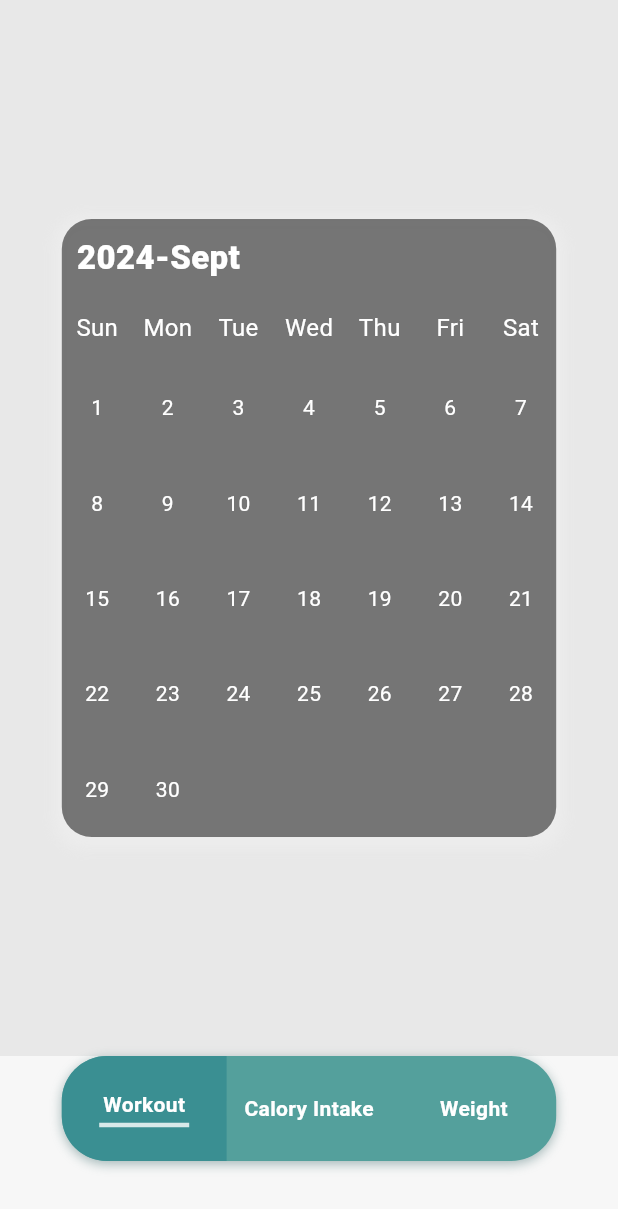
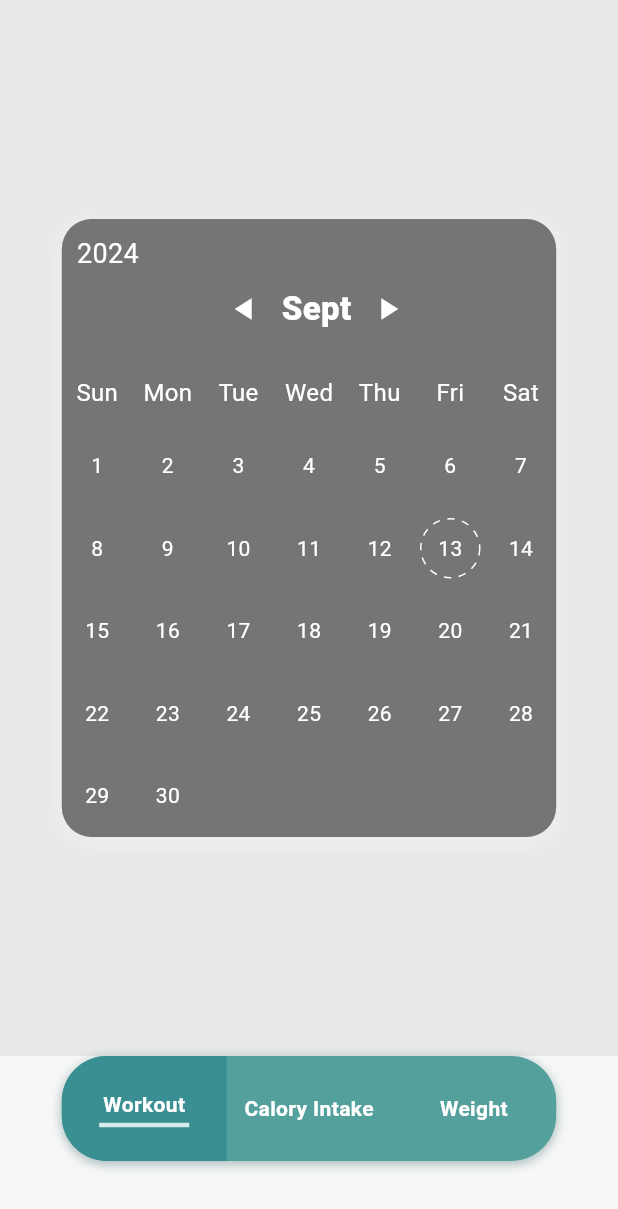
Before and after one commit to mehrnazsadrol/body-sync, a Flutter app: the screen it shows after launch, on a phone screen of 412 x 824 dp. Shown: the top 1209 px of the screen. Run offline on Flutter 3.47's test engine with Material 3 defaults, Android fonts, the phone set to English and light mode, and no system bars; drawn by our look-alikes of dotted_border; our stand-ins replace fl_chart, shared_preferences.

Commit message:
added prev and next buttons to calendar title

```diff
--- a/weight_control/lib/calendar_body.dart
+++ b/weight_control/lib/calendar_body.dart
@@ -1,4 +1,5 @@
 import 'package:flutter/material.dart';
+import 'package:dotted_border/dotted_border.dart';
 
 class CalendarBody extends StatelessWidget {
   final DateTime currDate;
@@ -11,6 +12,7 @@ class CalendarBody extends StatelessWidget {
     final lastDayOfMonth = DateTime(currDate.year, currDate.month + 1, 0);
     final numberOfDays = lastDayOfMonth.day;
     final startWeekday = (firstDayOfMonth.weekday % 7);
+    final today = DateTime.now();
 
     return LayoutBuilder(
       builder: (context, constraints) {
@@ -33,6 +35,11 @@ class CalendarBody extends StatelessWidget {
                 child: Text(''),
               );
             } else {
+              final day = index - startWeekday + 1;
+              final isToday = today.year == currDate.year &&
+                              today.month == currDate.month &&
+                              today.day == day;
+
               return GestureDetector(
                 onTap: () {
                   print('Tapped on ${index - startWeekday + 1}');
@@ -40,12 +47,30 @@ class CalendarBody extends StatelessWidget {
                 child: Container(
                   alignment: Alignment.center,
                   height: cellHeight,
-                  child: Text(
-                    '${index - startWeekday + 1}',
-                    style: const TextStyle(
-                      color: Color.fromARGB(255, 255, 255, 255),
-                    ),
-                  ),
+                  child: isToday
+                      ? DottedBorder(
+                          borderType: BorderType.Circle,
+                          color: Color.fromARGB(255, 255, 255, 255),
+                          strokeWidth: 1,
+                          dashPattern: [5, 5],
+                          child: Container(
+                            width: cellWidth * 0.75,
+                            height: cellHeight * 0.75,
+                            alignment: Alignment.center,
+                            child: Text(
+                              '$day',
+                              style: const TextStyle(
+                                color: Color.fromARGB(255, 255, 255, 255),
+                              ),
+                            ),
+                          ),
+                        )
+                      : Text(
+                          '$day',
+                          style: const TextStyle(
+                            color: Color.fromARGB(255, 255, 255, 255),
+                          ),
+                        ),
                 ),
               );
             }
--- a/weight_control/lib/calendar_title.dart
+++ b/weight_control/lib/calendar_title.dart
@@ -7,8 +7,14 @@ const List<String> _months = [
 
 class CalendarTitle extends StatelessWidget {
   final DateTime currDate;
+  final VoidCallback onPreviousMonth;
+  final VoidCallback onNextMonth;
 
-  const CalendarTitle({required this.currDate});
+  const CalendarTitle({
+    required this.currDate,
+    required this.onPreviousMonth,
+    required this.onNextMonth,
+  });
 
   String get _month {
     return _months[currDate.month - 1];
@@ -18,16 +24,42 @@ class CalendarTitle extends StatelessWidget {
   Widget build(BuildContext context) {
     return Container(
       padding: const EdgeInsets.only(top: 10.0, bottom: 10.0, left: 10.0),
-      child: Row(
-        mainAxisAlignment: MainAxisAlignment.start,
+      child: Column(
+        crossAxisAlignment: CrossAxisAlignment.start, // Align children to the start (left)
         children: [
-          Text(
-            '${currDate.year}-${_month}',
-            style: const TextStyle(
-              fontSize: 22.0,
-              fontWeight: FontWeight.w800,
-              color: Color.fromARGB(255, 255, 255, 255),
+          Align(
+            alignment: Alignment.centerLeft,
+            child: Text(
+              '${currDate.year}',
+              style: const TextStyle(
+                fontSize: 18.0,
+                color: Color.fromARGB(255, 255, 255, 255),
+              ),
             ),
+          ),
+          Row(
+            mainAxisAlignment: MainAxisAlignment.center,
+            children:[
+              Transform.rotate(
+                angle: 3.14159, // 180 degrees in radians
+                child: IconButton(
+                  icon: Icon(Icons.play_arrow, color: Colors.white),
+                  onPressed: onPreviousMonth,
+                ),
+              ),
+              Text(
+                '${_month}',
+                style: const TextStyle(
+                  fontSize: 22.0,
+                  fontWeight: FontWeight.w800,
+                  color: Color.fromARGB(255, 255, 255, 255),
+                ),
+              ),
+              IconButton(
+                icon: Icon(Icons.play_arrow, color: Colors.white),
+                onPressed: onNextMonth,
+              ),
+            ],
           ),
         ],
       ),
--- a/weight_control/lib/calendar_view.dart
+++ b/weight_control/lib/calendar_view.dart
@@ -3,9 +3,38 @@ import 'calendar_body.dart';
 import 'calendar_title.dart';
 import 'calendar_header_row.dart';
 
-class CalendarView extends StatelessWidget {
+class CalendarView extends StatefulWidget {
+  @override
+  _CalendarViewState createState() => _CalendarViewState();
+}
 
+
+class _CalendarViewState extends State<CalendarView> {
   DateTime _selectedDate = DateTime.now();
+
+  void _goToPreviousMonth() {
+    setState(() {
+      int year = _selectedDate.year;
+      int month = _selectedDate.month - 1;
+      if (month == 0) {
+        month = 12;
+        year -= 1;
+      }
+      _selectedDate = DateTime(year, month, 1);
+    });
+  }
+
+  void _goToNextMonth() {
+    setState(() {
+      int year = _selectedDate.year;
+      int month = _selectedDate.month + 1;
+      if (month == 13) {
+        month = 1;
+        year += 1;
+      }
+      _selectedDate = DateTime(year, month, 1);
+    });
+  }
 
   @override
   Widget build(BuildContext context) {
@@ -29,7 +58,11 @@ class CalendarView extends StatelessWidget {
           ),
           child: Column(
             children: [
-              CalendarTitle(currDate: _selectedDate),
+              CalendarTitle(
+                currDate: _selectedDate,
+                onPreviousMonth: _goToPreviousMonth,
+                onNextMonth: _goToNextMonth,
+              ),
               CalendarHeaderRow(),
               Expanded(child: CalendarBody(currDate: _selectedDate)),
             ],
--- a/weight_control/pubspec.yaml
+++ b/weight_control/pubspec.yaml
@@ -18,6 +18,7 @@ dependencies:
   shared_preferences: ^2.2.3
   table_calendar: ^3.0.6
   intl: ^0.19.0
+  dotted_border: ^2.0.0
 
 dev_dependencies:
   flutter_test:
```
Also changed, not shown: weight_control/pubspec.lock.
